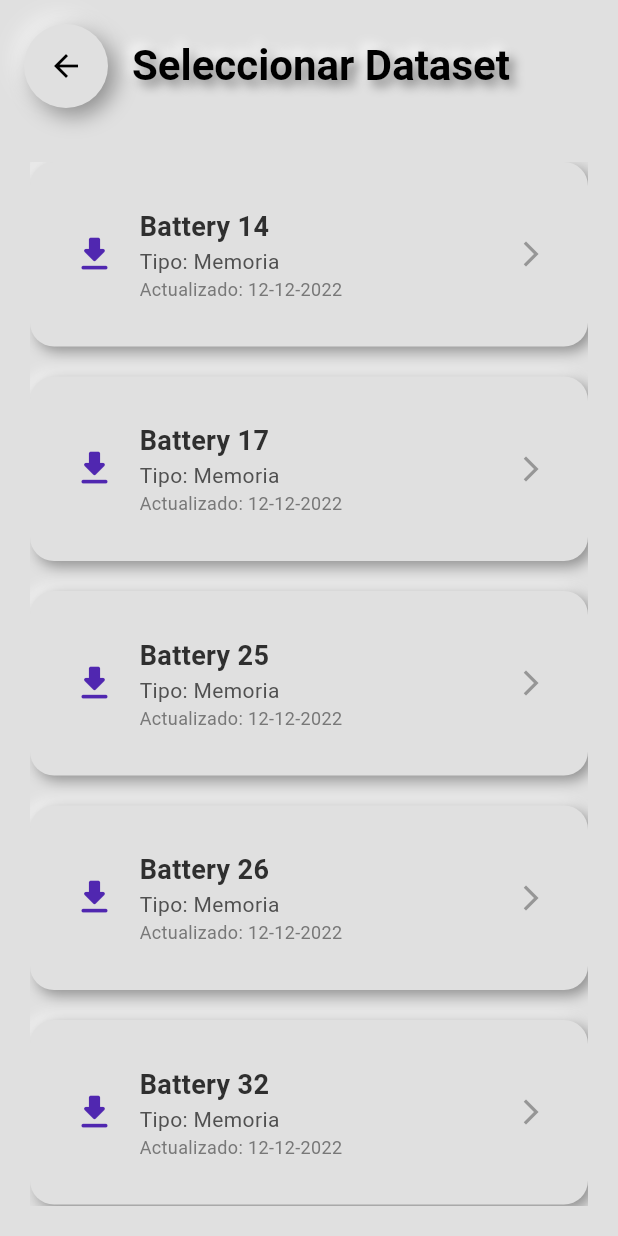
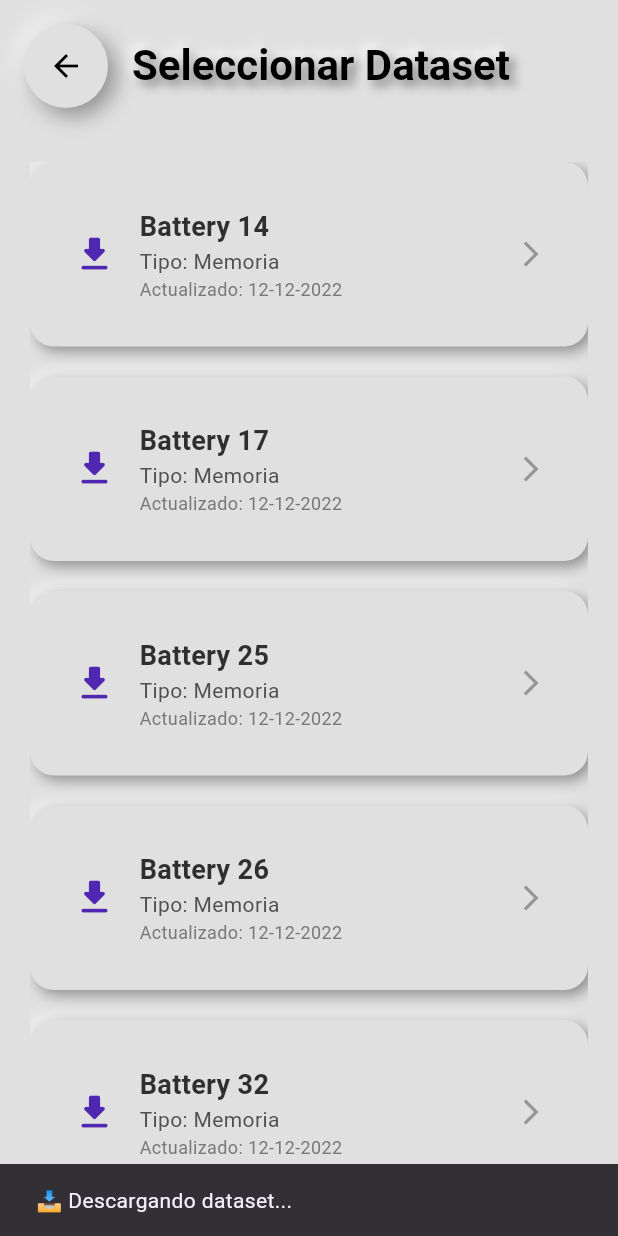
Before and after one commit to jojoji54/Cognitify, a Flutter app: the DatasetSelectionScreen screen opened directly, after a tap on "Battery 14", on a phone screen of 412 x 824 dp. Run offline on Flutter 3.47's test engine with Material 3 defaults, Android fonts, the phone set to English and light mode, and no system bars; our stand-ins replace dashed_circular_progress_bar, flutter_neumorphic_plus, hive, hive_flutter, lottie, shared_preferences; missing offline and left inert: flutter_animator; accounts and stored records are empty; network calls fail.

Commit message:
creando la logica para descargar los dataset 3

```diff
--- a/lib/models/dataset_info.dart
+++ b/lib/models/dataset_info.dart
@@ -18,7 +18,10 @@ class DatasetInfo extends HiveObject {
   DateTime dateAdded;
 
   @HiveField(4)
-  DateTime? lastUpdated; // Nueva propiedad para la fecha de actualización
+  DateTime? lastUpdated;
+
+  @HiveField(5)
+  List<Map<String, dynamic>>? jsonData; // Aquí se guarda el CSV convertido a JSON
 
   DatasetInfo({
     required this.name,
@@ -26,5 +29,6 @@ class DatasetInfo extends HiveObject {
     required this.type,
     required this.dateAdded,
     this.lastUpdated,
+    this.jsonData,
   });
 }
--- a/lib/screens/dataset_selection_screen.dart
+++ b/lib/screens/dataset_selection_screen.dart
@@ -2,6 +2,7 @@ import 'package:cognitify/data/available_datasets.dart';
 import 'package:cognitify/models/dataset_info.dart';
 import 'package:cognitify/services/preferences_service.dart';
 import 'package:flutter_neumorphic_plus/flutter_neumorphic.dart';
+import 'package:http/http.dart' as http;
 import 'package:hive/hive.dart';
 
 class DatasetSelectionScreen extends StatefulWidget {
@@ -24,19 +25,98 @@ class _DatasetSelectionScreenState extends State<DatasetSelectionScreen> {
     setState(() {});
   }
 
-  Future<void> downloadDataset(DatasetInfo dataset) async {
-    // Simula una descarga y marca el dataset como seleccionado
+  Future<void> downloadDataset(
+      BuildContext context, DatasetInfo dataset) async {
+    try {
+      // Mostrar mensaje de inicio
+      ScaffoldMessenger.of(context).showSnackBar(
+        const SnackBar(
+          content: Text("📥 Descargando dataset..."),
+          duration: Duration(seconds: 2),
+        ),
+      );
+
+      // Descargar el contenido del CSV
+      final response = await http.get(Uri.parse(dataset.url));
+
+      if (response.statusCode == 200) {
+        // Convertir CSV a JSON
+        final csvContent = response.body;
+        final jsonData = _parseCSV(csvContent);
+
+        // Crear o actualizar el dataset en Hive
+        final datasetBox = Hive.box<DatasetInfo>('datasets');
+        final existingIndex = datasetBox.values
+            .toList()
+            .indexWhere((d) => d.name == dataset.name);
+
+        if (existingIndex != -1) {
+          // Actualiza el dataset existente
+          final existingDataset = datasetBox.getAt(existingIndex)!;
+          existingDataset.lastUpdated = DateTime.now();
+          existingDataset.jsonData = jsonData;
+          await existingDataset.save();
+        } else {
+          // Añade el nuevo dataset
           final newDataset = DatasetInfo(
             name: dataset.name,
             url: dataset.url,
             type: dataset.type,
             dateAdded: dataset.dateAdded,
-      lastUpdated: dataset.lastUpdated,
+            lastUpdated: DateTime.now(),
+            jsonData: jsonData,
+          );
+          datasetBox.add(newDataset);
+        }
+
+        // Marcar como seleccionado
+        await PreferencesService.setDatasetSelected(dataset.type, true);
+
+        // ✅ Imprime el contenido del JSON para verificar
+        print(
+            "✅ Dataset '${dataset.name}' descargado y guardado correctamente.");
+        print("📊 JSON Data: ${jsonData.take(3).toList()}...");
+        print("📊 Total Entradas: ${jsonData.length}");
+
+        // Mostrar éxito y cerrar la ventana
+        ScaffoldMessenger.of(context).showSnackBar(
+          SnackBar(
+            content: Text("✅ '${dataset.name}' descargado correctamente."),
+            duration: const Duration(seconds: 3),
+          ),
         );
 
-    datasetBox.add(newDataset);
-    await PreferencesService.setDatasetSelected(dataset.type, true);
-    setState(() {});
+        // Cierra la ventana actual
+        Navigator.pop(context);
+      } else {
+        // Error al descargar
+        ScaffoldMessenger.of(context).showSnackBar(
+          SnackBar(
+            content:
+                Text("❌ Error descargando el dataset: ${response.statusCode}"),
+            duration: const Duration(seconds: 3),
+          ),
+        );
+      }
+    } catch (e) {
+      // Error general
+      ScaffoldMessenger.of(context).showSnackBar(
+        SnackBar(
+          content: Text("❌ Error descargando el dataset: $e"),
+          duration: const Duration(seconds: 3),
+        ),
+      );
+    }
+  }
+
+  List<Map<String, dynamic>> _parseCSV(String csvContent) {
+    final lines = csvContent.split('\n');
+    final headers = lines.first.split(',');
+
+    return lines.skip(1).where((line) => line.isNotEmpty).map((line) {
+      final values = line.split(',');
+      return Map<String, dynamic>.fromIterables(headers, values);
+    }).toList();
   }
 
   String formatDate(DateTime date) {
@@ -81,7 +161,7 @@ class _DatasetSelectionScreenState extends State<DatasetSelectionScreen> {
               return Padding(
                 padding: const EdgeInsets.only(bottom: 20),
                 child: NeumorphicButton(
-                  onPressed: () => downloadDataset(dataset),
+                  onPressed: () => downloadDataset(context, dataset),
                   style: NeumorphicStyle(
                     shape: NeumorphicShape.flat,
                     boxShape:
@@ -89,8 +169,8 @@ class _DatasetSelectionScreenState extends State<DatasetSelectionScreen> {
                     depth: 6,
                   ),
                   child: Padding(
-                    padding:
-                        const EdgeInsets.symmetric(vertical: 20, horizontal: 10),
+                    padding: const EdgeInsets.symmetric(
+                        vertical: 20, horizontal: 10),
                     child: Row(
                       mainAxisAlignment: MainAxisAlignment.spaceBetween,
                       children: [
```
Also changed, not shown: lib/models/dataset_info.g.dart. Lines whose indentation alone changed are shown as unchanged.
